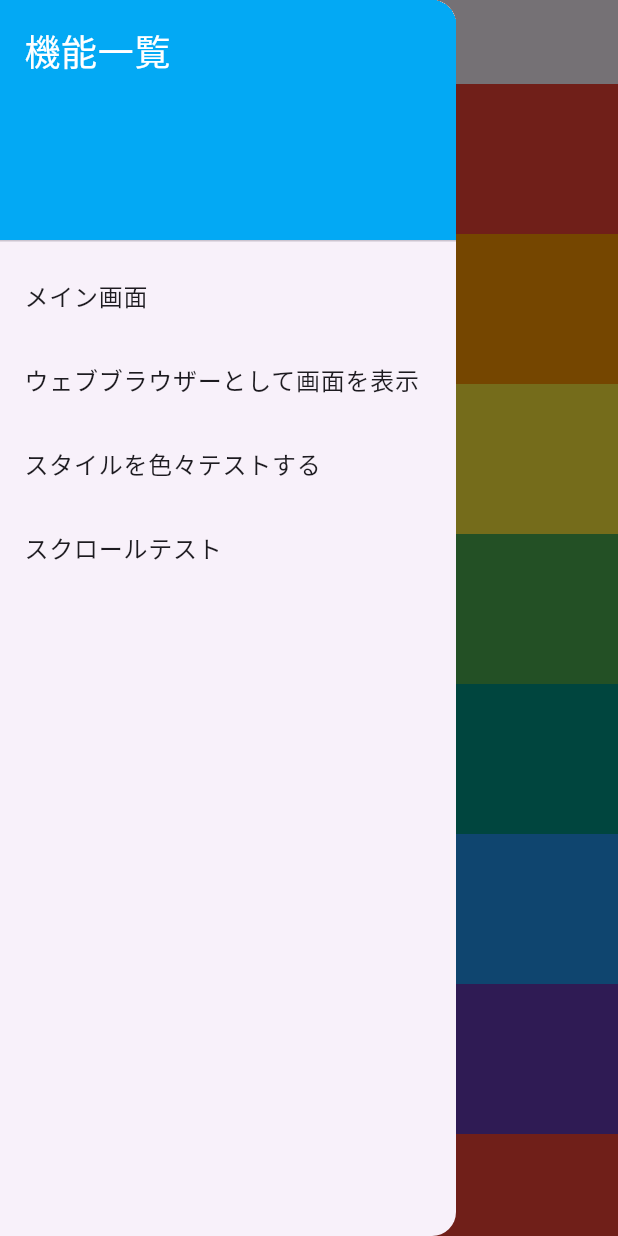
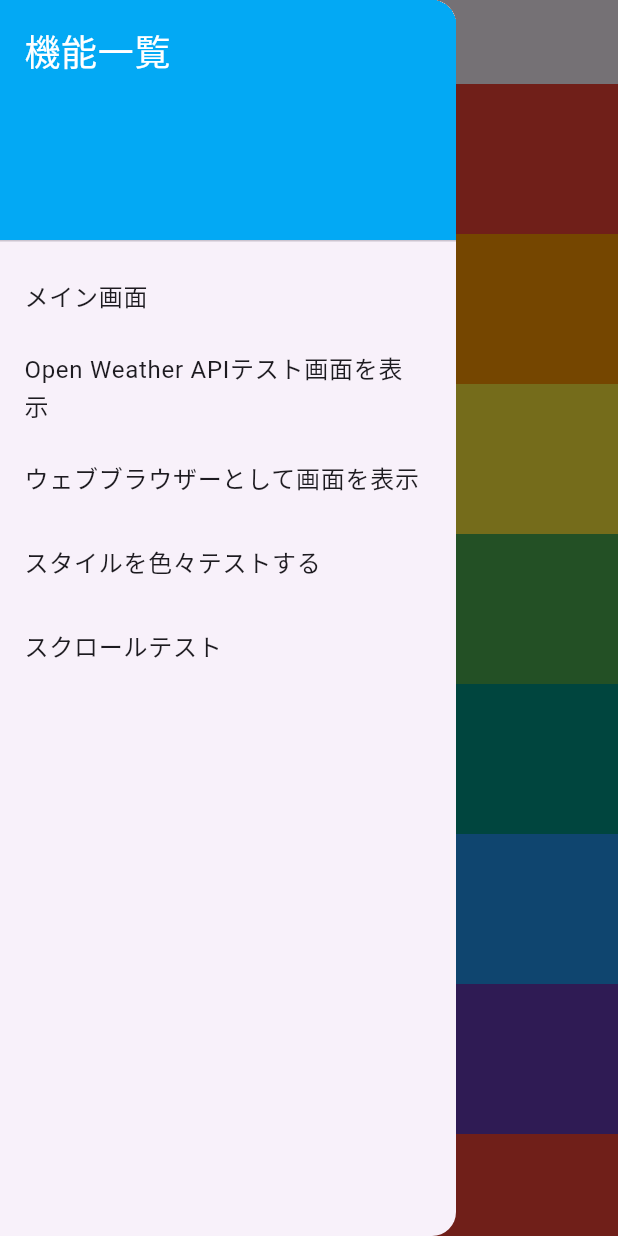
Before and after one commit to will-of-work-80/flutter-test, a Flutter app: the FourthPage screen opened directly, with the side drawer open, on a phone screen of 412 x 824 dp. Run offline on Flutter 3.47's test engine with Material 3 defaults, Android fonts, the phone set to English and light mode, and no system bars; our stand-ins replace cached_network_image, flutter_riverpod, freezed_annotation, webview_flutter.

Commit message:
Open Weather APIを利用した天気予報を実装する

```diff
--- a/lib/navigation.dart
+++ b/lib/navigation.dart
@@ -1,8 +1,10 @@
 import 'package:flutter/material.dart';
+import 'package:flutter_riverpod/flutter_riverpod.dart';
 import 'package:flutter_application_test/main.dart';
 import 'package:flutter_application_test/webView.dart';
 import 'package:flutter_application_test/styleTest.dart';
 import 'package:flutter_application_test/fourth.dart';
+import 'package:flutter_application_test/weather.dart';
 
 class NavigationComponentWidget extends StatelessWidget {
   const NavigationComponentWidget({super.key});
@@ -31,6 +33,20 @@ class NavigationComponentWidget extends StatelessWidget {
                 context,
                 MaterialPageRoute(
                   builder: (context) => MyApp(),
+                ),
+              );
+            },
+          ),
+          ListTile(
+            title: Text('Open Weather APIテスト画面を表示'),
+            onTap: () {
+              Navigator.push(
+                context,
+                // ProviderScope widget で wrapする
+                // Bad state: No ProviderScope foundエラーが出るため
+                MaterialPageRoute(
+                  builder: (context) =>
+                      const ProviderScope(child: WeatherTestPage()),
                 ),
               );
             },
--- /dev/null
+++ b/lib/weather/domain/weather/weather.dart
@@ -0,0 +1,42 @@
+import 'package:freezed_annotation/freezed_annotation.dart';
+
+part 'weather.freezed.dart';
+part 'weather.g.dart';
+
+// ignore_for_file:invalid_annotation_target
+@freezed
+class WeatherParams with _$WeatherParams {
+  factory WeatherParams({
+    required double temp,
+    @JsonKey(name: 'temp_min') required double tempMin,
+    @JsonKey(name: 'temp_max') required double tempMax,
+  }) = _WeatherParams;
+
+  factory WeatherParams.fromJson(Map<String, dynamic> json) =>
+      _$WeatherParamsFromJson(json);
+}
+
+@freezed
+class WeatherInfo with _$WeatherInfo {
+  factory WeatherInfo({
+    required String main,
+    required String description,
+    required String icon,
+  }) = _WeatherInfo;
+
+  factory WeatherInfo.fromJson(Map<String, dynamic> json) =>
+      _$WeatherInfoFromJson(json);
+}
+
+/// Weather data parsed from the API response (not used directly in the UI)
+@freezed
+class Weather with _$Weather {
+  factory Weather({
+    @JsonKey(name: 'main') required WeatherParams weatherParams,
+    @JsonKey(name: 'weather') required List<WeatherInfo> weatherInfo,
+    required int dt,
+  }) = _Weather;
+
+  factory Weather.fromJson(Map<String, dynamic> json) =>
+      _$WeatherFromJson(json);
+}
--- /dev/null
+++ b/lib/weather/domain/weather/weather_data.dart
@@ -0,0 +1,34 @@
+import 'package:flutter_application_test/weather/domain/temperature.dart';
+import 'package:flutter_application_test/weather/domain/weather/weather.dart';
+
+/// Derived model class used in the UI
+class WeatherData {
+  WeatherData({
+    required this.temp,
+    required this.minTemp,
+    required this.maxTemp,
+    required this.description,
+    required this.date,
+    required this.icon,
+  });
+
+  factory WeatherData.from(Weather weather) {
+    return WeatherData(
+      temp: Temperature.celsius(weather.weatherParams.temp),
+      minTemp: Temperature.celsius(weather.weatherParams.tempMin),
+      maxTemp: Temperature.celsius(weather.weatherParams.tempMax),
+      description: weather.weatherInfo[0].main,
+      date: DateTime.fromMillisecondsSinceEpoch(weather.dt * 1000),
+      icon: weather.weatherInfo[0].icon,
+    );
+  }
+
+  final Temperature temp;
+  final Temperature minTemp;
+  final Temperature maxTemp;
+  final String description;
+  final DateTime date;
+  final String icon;
+
+  String get iconUrl => "https://openweathermap.org/img/wn/$icon@2x.png";
+}
```
Also changed, not shown: lib/api/api.dart (added, +36 -0 lines), lib/api/api_keys.dart (added, +8 -0 lines), lib/weather.dart (added, +28 -0 lines), lib/weather/application/providers.dart (added, +24 -0 lines), lib/weather/data/api_exception.dart (added, +20 -0 lines), lib/weather/data/weather_repository.dart (added, +63 -0 lines), lib/weather/domain/forecast/forecast.dart (added, +18 -0 lines), lib/weather/domain/forecast/forecast_data.dart (added, +13 -0 lines), lib/weather/domain/temperature.dart (added, +12 -0 lines), lib/weather/presentation/current_weather.dart (added, +52 -0 lines), lib/weather/presentation/weather_icon_image.dart (added, +18 -0 lines), pubspec.yaml (+12 -0 lines), lib/weather/domain/forecast/forecast.freezed.dart (added), lib/weather/domain/forecast/forecast.g.dart (added), 3 more files, 2 other files.
